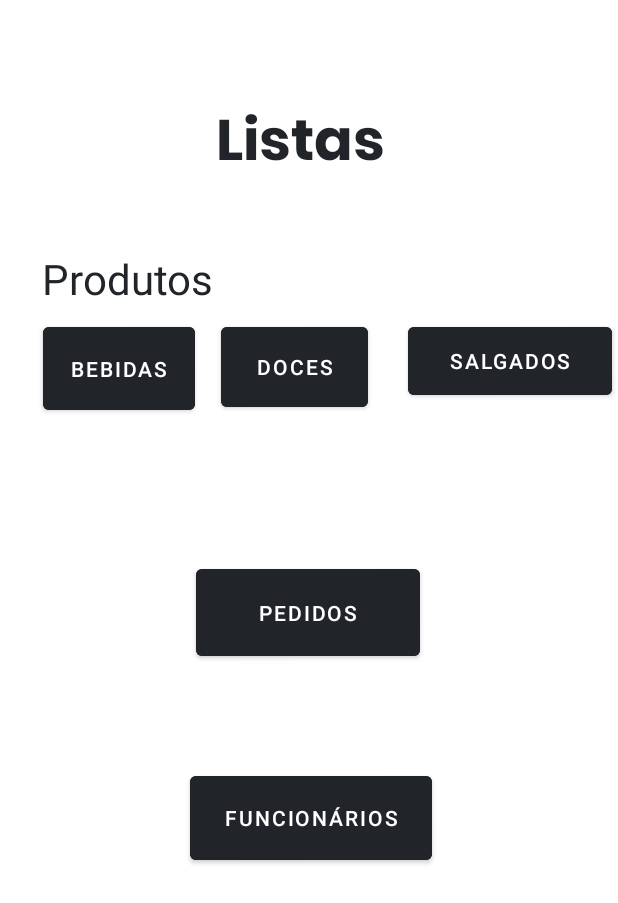
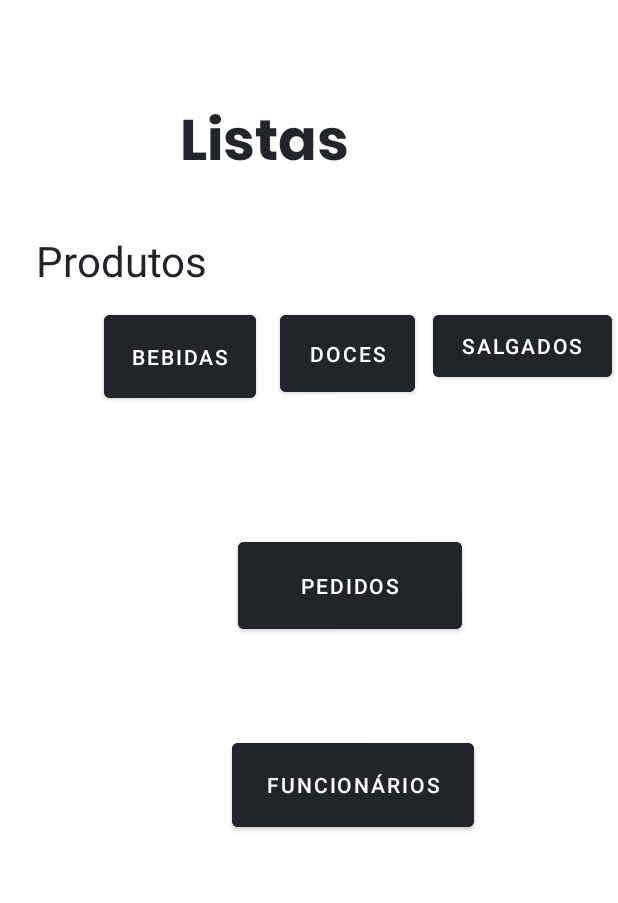
Before and after one commit to iancarlos335/funcionarios-lanchonete-android, an Android app: the MenuFuncionario screen opened directly, with no data from a screen before it, on a phone screen of 412 x 824 dp. Shown: the top 903 px of the screen. Run offline under Robolectric (Android 15) with nearby library versions, the phone set to English and light mode, and no system bars.

Commit message:
Criando um menu bruto na raça kkk

```diff
--- a/app/src/main/java/com/lanchonete/LoginActivity.java
+++ b/app/src/main/java/com/lanchonete/LoginActivity.java
@@ -7,8 +7,6 @@ import android.os.Bundle;
 import android.widget.Button;
 
 import com.lanchonete.cliente.CadastroActivity;
-import com.lanchonete.funcionario.MenuFuncionario;
-import com.lanchonete.funcionario.get.BebidaListActivity;
 
 
 public class LoginActivity extends AppCompatActivity {
@@ -29,7 +27,7 @@ public class LoginActivity extends AppCompatActivity {
         });
 
         btnMenuFuncionario.setOnClickListener(view -> {
-            Intent intent = new Intent(getApplicationContext(), MenuFuncionario.class);
+            Intent intent = new Intent(getApplicationContext(), Home.class);
             startActivity(intent);
         });
     }
--- a/app/src/main/java/com/lanchonete/funcionario/MenuFuncionario.java
+++ b/app/src/main/java/com/lanchonete/funcionario/MenuFuncionario.java
@@ -2,15 +2,57 @@ package com.lanchonete.funcionario;
 
 import androidx.appcompat.app.AppCompatActivity;
 
+import android.content.Intent;
 import android.os.Bundle;
+import android.widget.Button;
 
 import com.lanchonete.R;
+import com.lanchonete.funcionario.get.bebida.BebidaListActivity;
+import com.lanchonete.funcionario.get.doce.DoceListActivity;
+import com.lanchonete.funcionario.get.FuncionarioListActivity;
+import com.lanchonete.funcionario.get.PedidoListActivity;
+import com.lanchonete.funcionario.get.SalgadoListActivity;
 
 public class MenuFuncionario extends AppCompatActivity {
+
+    Button btnViewFuncionario, btnViewPedidos, btnViewDoce, btnViewSalgados, btnViewBebidas;
 
     @Override
     protected void onCreate(Bundle savedInstanceState) {
         super.onCreate(savedInstanceState);
         setContentView(R.layout.activity_menu_funcionario);
+
+        Intent intent = getIntent();
+
+        btnViewBebidas = findViewById(R.id.btnMenuBebidas);
+        btnViewDoce = findViewById(R.id.btnMenuDoce);
+        btnViewFuncionario = findViewById(R.id.btnMenuFuncionario);
+        btnViewPedidos = findViewById(R.id.btnMenuPedidos);
+        btnViewSalgados = findViewById(R.id.btnMenuSalgados);
+
+        btnViewBebidas.setOnClickListener(v -> {
+            Intent intent1 = new Intent(getApplicationContext(), BebidaListActivity.class);
+            startActivity(intent1);
+        });
+
+        btnViewDoce.setOnClickListener(v -> {
+            Intent intent2 = new Intent(getApplicationContext(), DoceListActivity.class);
+            startActivity(intent2);
+        });
+
+        btnViewFuncionario.setOnClickListener(v -> {
+            Intent intent3 = new Intent(getApplicationContext(), FuncionarioListActivity.class);
+            startActivity(intent3);
+        });
+
+        btnViewPedidos.setOnClickListener(v -> {
+            Intent intent4 = new Intent(getApplicationContext(), PedidoListActivity.class);
+            startActivity(intent4);
+        });
+        btnViewSalgados.setOnClickListener(v -> {
+            Intent intent5 = new Intent(getApplicationContext(), SalgadoListActivity.class);
+            startActivity(intent5);
+        });
+
     }
 }
--- a/app/src/main/java/com/lanchonete/funcionario/get/BebidaListActivity.java
+++ b/app/src/main/java/com/lanchonete/funcionario/get/bebida/BebidaListActivity.java
@@ -1,8 +1,7 @@
-package com.lanchonete.funcionario.get;
+package com.lanchonete.funcionario.get.bebida;
 
 import android.content.Intent;
 import android.os.Bundle;
-import android.view.View;
 import android.widget.Button;
 import android.widget.Toast;
 
@@ -12,8 +11,7 @@ import androidx.recyclerview.widget.LinearLayoutManager;
 import androidx.recyclerview.widget.RecyclerView;
 
 import com.lanchonete.R;
-import com.lanchonete.funcionario.get.adapter.BebidaAdapter;
-import com.lanchonete.funcionario.get.adapter.BebidaHolder;
+import com.lanchonete.funcionario.get.bebida.adapter.BebidaAdapter;
 import com.lanchonete.funcionario.post.BebidaActivity;
 import com.lanchonete.model.Bebida;
 import com.lanchonete.retrofit.RetrofitService;
--- a/app/src/main/java/com/lanchonete/funcionario/get/adapter/BebidaAdapter.java
+++ b/app/src/main/java/com/lanchonete/funcionario/get/bebida/adapter/BebidaAdapter.java
@@ -1,4 +1,4 @@
-package com.lanchonete.funcionario.get.adapter;
+package com.lanchonete.funcionario.get.bebida.adapter;
 
 import android.view.LayoutInflater;
 import android.view.View;
--- a/app/src/main/java/com/lanchonete/funcionario/get/adapter/BebidaHolder.java
+++ b/app/src/main/java/com/lanchonete/funcionario/get/bebida/adapter/BebidaHolder.java
@@ -1,4 +1,4 @@
-package com.lanchonete.funcionario.get.adapter;
+package com.lanchonete.funcionario.get.bebida.adapter;
 
 
 import android.view.View;
--- a/app/src/main/java/com/lanchonete/funcionario/post/BebidaActivity.java
+++ b/app/src/main/java/com/lanchonete/funcionario/post/BebidaActivity.java
@@ -13,7 +13,7 @@ import androidx.appcompat.app.AppCompatActivity;
 
 import com.google.android.material.textfield.TextInputLayout;
 import com.lanchonete.R;
-import com.lanchonete.funcionario.get.BebidaListActivity;
+import com.lanchonete.funcionario.get.bebida.BebidaListActivity;
 import com.lanchonete.model.Bebida;
 import com.lanchonete.retrofit.RetrofitService;
 import com.lanchonete.retrofit.api.BebidaAPI;
@@ -21,8 +21,6 @@ import com.lanchonete.retrofit.api.BebidaAPI;
 import java.util.Objects;
 import java.util.logging.Level;
 import java.util.logging.Logger;
-import java.util.regex.Matcher;
-import java.util.regex.Pattern;
 
 import retrofit2.Call;
 import retrofit2.Callback;
--- a/app/src/main/res/layout/activity_bebida_list.xml
+++ b/app/src/main/res/layout/activity_bebida_list.xml
@@ -4,7 +4,7 @@
     xmlns:tools="http://schemas.android.com/tools"
     android:layout_width="match_parent"
     android:layout_height="match_parent"
-    tools:context=".funcionario.get.BebidaListActivity">
+    tools:context=".funcionario.get.bebida.BebidaListActivity">
 
     <androidx.recyclerview.widget.RecyclerView
         android:id="@+id/bebidasList_recyclerView"
--- a/app/src/main/res/layout/activity_menu_funcionario.xml
+++ b/app/src/main/res/layout/activity_menu_funcionario.xml
@@ -10,55 +10,31 @@
         android:id="@+id/btnMenuFuncionario"
         android:layout_width="161dp"
         android:layout_height="68dp"
-        android:layout_marginTop="68dp"
-        android:layout_marginEnd="124dp"
+        android:layout_marginTop="64dp"
+        android:layout_marginEnd="96dp"
         android:backgroundTint="@color/black"
         android:text="@string/funcionario"
         app:layout_constraintEnd_toEndOf="parent"
-        app:layout_constraintTop_toBottomOf="@+id/btnPedidos" />
+        app:layout_constraintTop_toBottomOf="@+id/btnMenuPedidos" />
 
     <Button
-        android:id="@+id/btnPedidos"
+        android:id="@+id/btnMenuPedidos"
         android:layout_width="149dp"
         android:layout_height="70dp"
-        android:layout_marginTop="96dp"
-        android:layout_marginEnd="132dp"
+        android:layout_marginTop="88dp"
+        android:layout_marginEnd="104dp"
         android:backgroundTint="@color/black"
         android:text="@string/pedidos"
         app:layout_constraintEnd_toEndOf="parent"
         app:layout_constraintTop_toBottomOf="@+id/btnMenuDoce" />
-
-    <Button
-        android:id="@+id/btnMenuDoce"
-        android:layout_width="98dp"
-        android:layout_height="65dp"
-        android:layout_marginStart="136dp"
-        android:layout_marginTop="212dp"
-        android:backgroundTint="@color/black"
-        android:text="@string/doces"
-        app:layout_constraintEnd_toStartOf="@+id/btnMenuSalgados"
-        app:layout_constraintHorizontal_bias="0.297"
-        app:layout_constraintStart_toStartOf="parent"
-        app:layout_constraintTop_toTopOf="parent" />
-
-    <Button
-        android:id="@+id/btnMenuSalgados"
-        android:layout_width="136dp"
-        android:layout_height="57dp"
-        android:layout_marginTop="212dp"
-        android:layout_marginEnd="4dp"
-        android:backgroundTint="@color/black"
-        android:text="@string/salgados"
-        app:layout_constraintEnd_toEndOf="parent"
-        app:layout_constraintTop_toTopOf="parent" />
 
     <TextView
         android:id="@+id/textView"
         android:layout_width="138dp"
         android:layout_height="41dp"
 
-        android:layout_marginStart="28dp"
-        android:layout_marginBottom="4dp"
+        android:layout_marginStart="24dp"
+        android:layout_marginBottom="8dp"
         android:text="@string/produtos"
         android:textColor="@color/black"
         android:textSize="28sp"
@@ -66,23 +42,43 @@
         app:layout_constraintStart_toStartOf="parent" />
 
     <Button
+        android:id="@+id/btnMenuDoce"
+        android:layout_width="90dp"
+        android:layout_height="63dp"
+        android:layout_marginTop="204dp"
+        android:layout_marginEnd="12dp"
+        android:backgroundTint="@color/black"
+        android:text="@string/doces"
+        app:layout_constraintEnd_toStartOf="@+id/btnMenuSalgados"
+        app:layout_constraintTop_toTopOf="parent" />
+
+    <Button
+        android:id="@+id/btnMenuSalgados"
+        android:layout_width="119dp"
+        android:layout_height="53dp"
+        android:layout_marginTop="204dp"
+        android:layout_marginEnd="4dp"
+        android:backgroundTint="@color/black"
+        android:text="@string/salgados"
+        app:layout_constraintEnd_toEndOf="parent"
+        app:layout_constraintTop_toTopOf="parent" />
+
+    <Button
         android:id="@+id/btnMenuBebidas"
         android:layout_width="101dp"
         android:layout_height="67dp"
-        android:layout_marginStart="16dp"
-        android:layout_marginTop="212dp"
+        android:layout_marginTop="204dp"
+        android:layout_marginEnd="16dp"
         android:backgroundTint="@color/black"
         android:text="@string/bebidas"
         app:layout_constraintEnd_toStartOf="@+id/btnMenuDoce"
-        app:layout_constraintHorizontal_bias="0.433"
-        app:layout_constraintStart_toStartOf="parent"
         app:layout_constraintTop_toTopOf="parent" />
 
     <TextView
         android:id="@+id/textView4"
         android:layout_width="116dp"
         android:layout_height="51dp"
-        android:layout_marginStart="144dp"
+        android:layout_marginStart="120dp"
         android:layout_marginTop="64dp"
         android:fontFamily="@font/poppinsbold"
         android:text="Listas"
```
Also changed, not shown: app/src/main/AndroidManifest.xml (+30 -1 lines), app/src/main/java/com/lanchonete/Home.java (+15 -0 lines), app/src/main/java/com/lanchonete/funcionario/get/FuncionarioListActivity.java (added, +16 -0 lines), app/src/main/java/com/lanchonete/funcionario/get/PedidoListActivity.java (added, +16 -0 lines), app/src/main/java/com/lanchonete/funcionario/get/SalgadoListActivity.java (added, +16 -0 lines), app/src/main/java/com/lanchonete/funcionario/get/doce/DoceListActivity.java (added, +16 -0 lines), app/src/main/res/layout/activity_doce_list.xml (added, +9 -0 lines), app/src/main/res/layout/activity_funcionario_list.xml (added, +9 -0 lines), app/src/main/res/layout/activity_home.xml (+19 -8 lines), app/src/main/res/layout/activity_pedidos_list.xml (added, +9 -0 lines), app/src/main/res/layout/activity_salgado_list.xml (added, +9 -0 lines).
